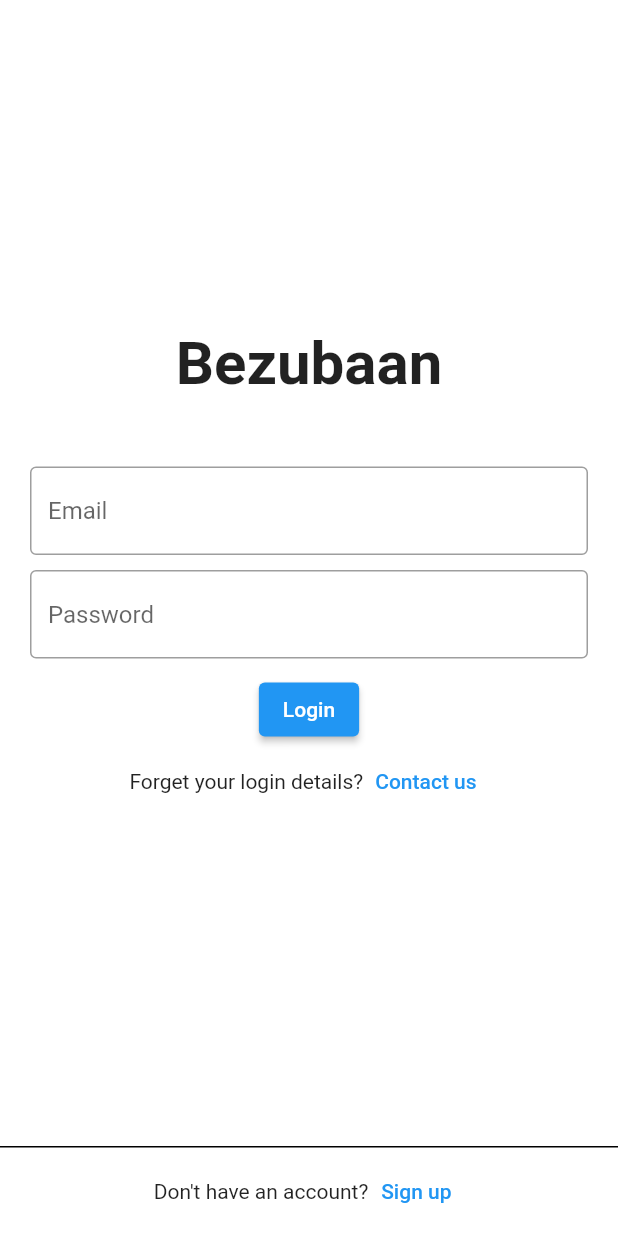
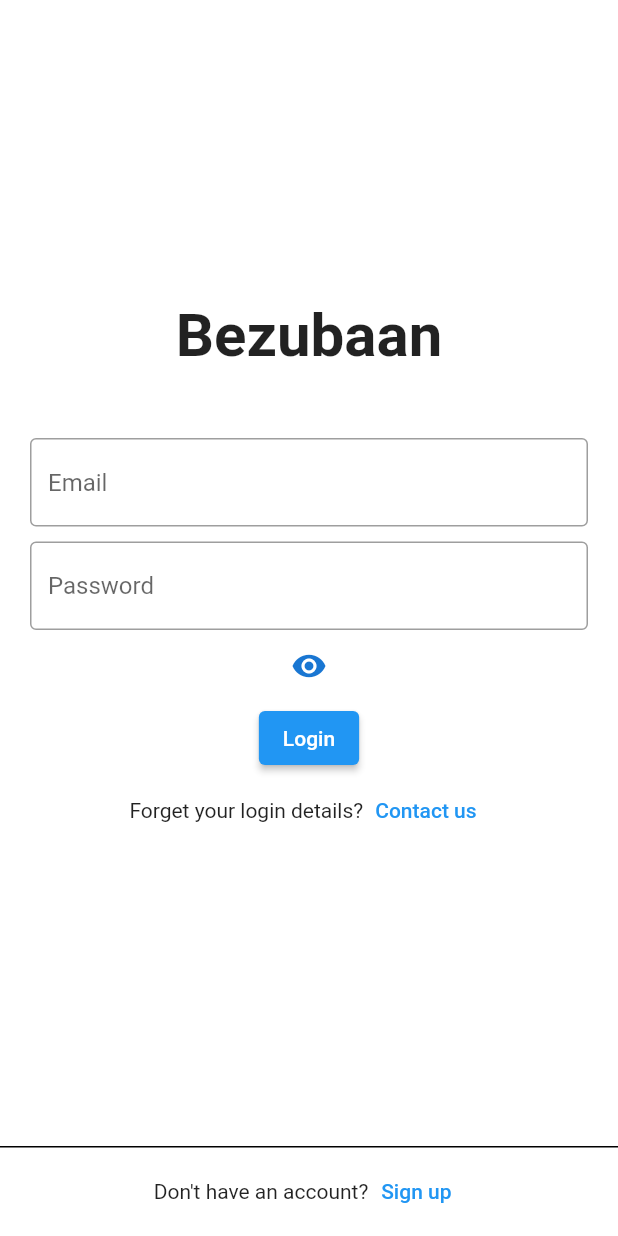
Before and after one commit to NipunGandhi/Bezubaan, a Flutter app: the LoginScreen screen opened by its route, on a phone screen of 412 x 824 dp. Run offline on Flutter 3.47's test engine with Material 2 defaults, Android fonts, the phone set to English and light mode, and no system bars; our stand-ins replace cached_network_image, cloud_firestore, email_validator, firebase_auth, firebase_core, firebase_storage and 8 more; missing offline and left inert: flutterfire_ui, neopop; accounts and stored records are empty.

Commit message:
Minor tweaks in UI

```diff
--- a/lib/Screens/homePageScreen.dart
+++ b/lib/Screens/homePageScreen.dart
@@ -96,6 +96,7 @@ class _HomePageScreenState extends State<HomePageScreen> {
             phoneNumber: post.phoneNumber.toString(),
             latitude: post.latitude.toString(),
             longitude: post.longitude.toString(),
+            description: post.description.toString(),
           );
         },
       ),
--- a/lib/Screens/loginScreen.dart
+++ b/lib/Screens/loginScreen.dart
@@ -1,19 +1,24 @@
 import 'package:flutter/material.dart';
 import 'package:get/get.dart';
 import 'package:untitled/Screens/forgetPasswordScreen.dart';
-import 'package:untitled/Screens/homePageScreen.dart';
 import 'package:untitled/Screens/signupScreen.dart';
 import 'package:untitled/utils/screen_loader.dart';
 import '../Widgets/bottomBarWidget.dart';
 import '../providers/currentState.dart';
 
-class LoginScreen extends StatelessWidget {
+class LoginScreen extends StatefulWidget {
   LoginScreen({Key? key}) : super(key: key);
   static String name = '/loginScreen';
+
+  @override
+  State<LoginScreen> createState() => _LoginScreenState();
+}
+
+class _LoginScreenState extends State<LoginScreen> {
   final CurrentState instance = Get.find();
-
   var email = TextEditingController();
   var password = TextEditingController();
+  var _passwordVisible = true;
 
   @override
   Widget build(BuildContext context) {
@@ -37,6 +42,7 @@ class LoginScreen extends StatelessWidget {
                     const SizedBox(height: 45),
                     //
                     TextField(
+                      keyboardType: TextInputType.emailAddress,
                       controller: email,
                       decoration: const InputDecoration(
                         border: OutlineInputBorder(),
@@ -44,22 +50,33 @@ class LoginScreen extends StatelessWidget {
                       ),
                     ),
                     const SizedBox(height: 10),
-                    //
                     TextField(
                       controller: password,
+                      obscureText: _passwordVisible,
+                      autocorrect: false,
+                      enableSuggestions: false,
                       decoration: const InputDecoration(
                         border: OutlineInputBorder(),
                         hintText: 'Password',
                       ),
                     ),
-                    const SizedBox(height: 10),
+                    IconButton(
+                      icon: Icon(
+                        _passwordVisible
+                            ? Icons.visibility
+                            : Icons.visibility_off,
+                        color: Theme.of(context).primaryColorDark,
+                      ),
+                      onPressed: () {
+                        setState(() {
+                          _passwordVisible = !_passwordVisible;
+                        });
+                      },
+                    ),
                     //
                     ElevatedButton(
                       onPressed: () async {
                         await instance.loginUser(email.text, password.text);
-
-                        // Navigator.pushReplacementNamed(
-                        //     context, HomePageScreen.name);
                       },
                       child: const Text("Login"),
                     ),
```
Also changed, not shown: lib/Screens/photoChooser.dart (+19 -10 lines), lib/Screens/profileScreen.dart (+26 -4 lines), lib/Screens/signupScreen.dart (+77 -9 lines), lib/Widgets/postWidget.dart (+11 -1 lines).
